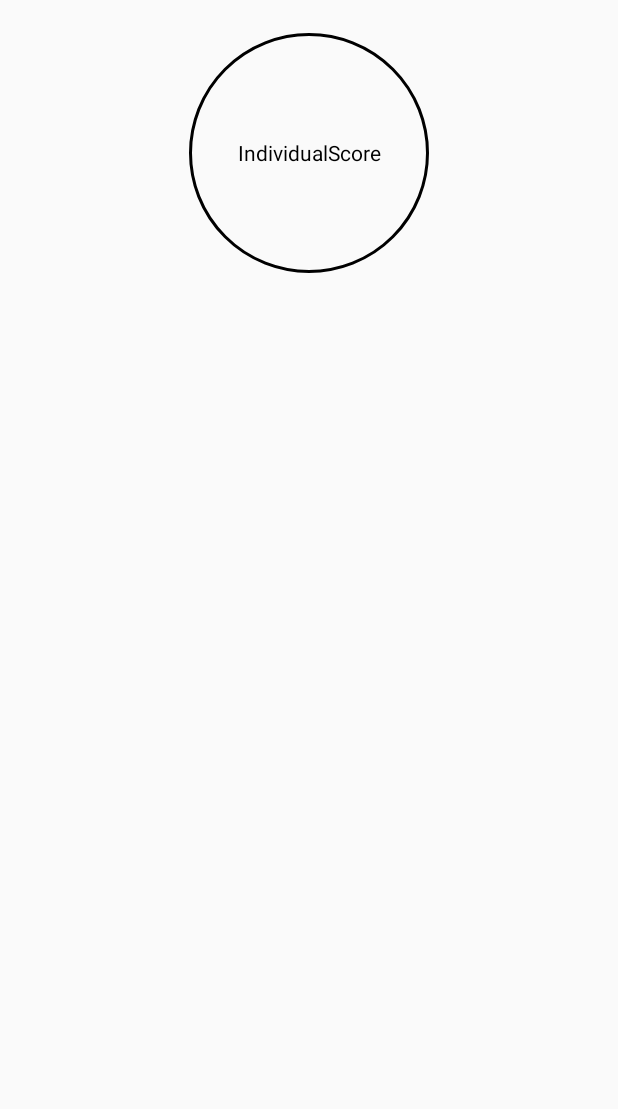
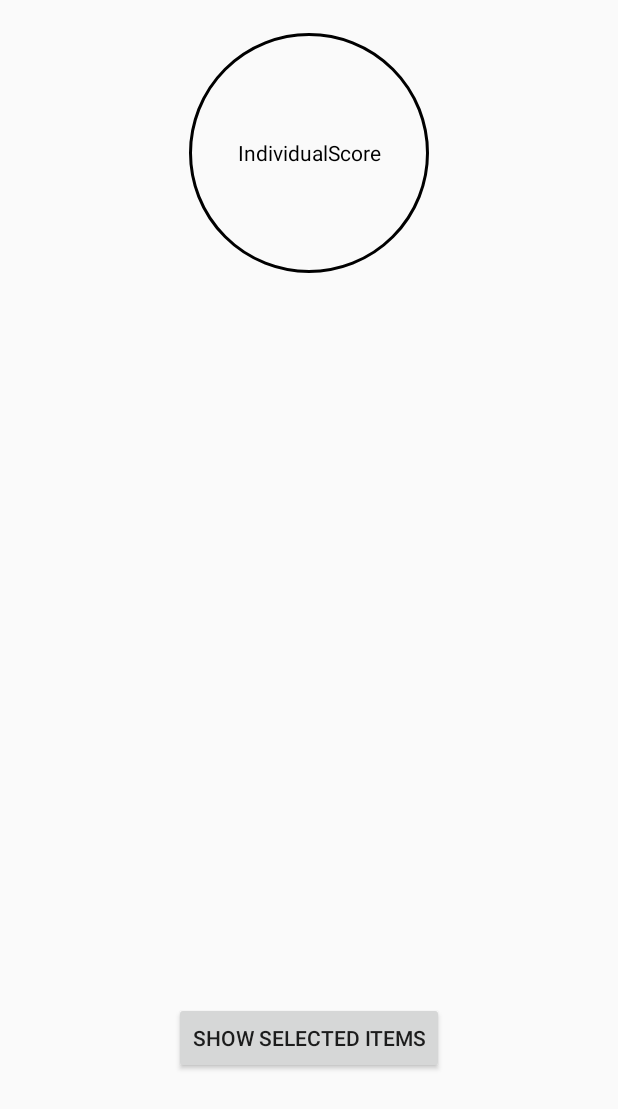
Before and after one commit to kingtvarshin/Covid19_hackacrisisapp, an Android app: the layout fragment_home.xml on its own in the app's theme, with its tools: preview values and no code run, on a phone screen of 412 x 824 dp. Shown: the top 1109 px of the screen. Run offline under Robolectric (Android 15) with nearby library versions, the phone set to English and light mode, and no system bars.

Commit message:
show selected button added

```diff
--- a/app/src/main/res/layout/fragment_home.xml
+++ b/app/src/main/res/layout/fragment_home.xml
@@ -45,5 +45,20 @@
         app:layout_constraintStart_toStartOf="parent"
         app:layout_constraintTop_toBottomOf="@+id/individual_score" />
 
+    <Button
+        android:id="@+id/btshow"
+        android:layout_width="wrap_content"
+        android:layout_height="wrap_content"
+        android:layout_marginStart="8dp"
+        android:layout_marginLeft="8dp"
+        android:layout_marginTop="16dp"
+        android:layout_marginEnd="8dp"
+        android:layout_marginRight="8dp"
+        android:onClick="showSelectedItems"
+        android:text="Show selected items"
+        app:layout_constraintEnd_toEndOf="parent"
+        app:layout_constraintStart_toStartOf="parent"
+        app:layout_constraintTop_toBottomOf="@+id/list_view" />
+
 
 </androidx.constraintlayout.widget.ConstraintLayout>
```
Also changed, not shown: app/src/main/java/com/example/covid19tracker/ui/home/HomeFragment.java (+15 -1 lines).
